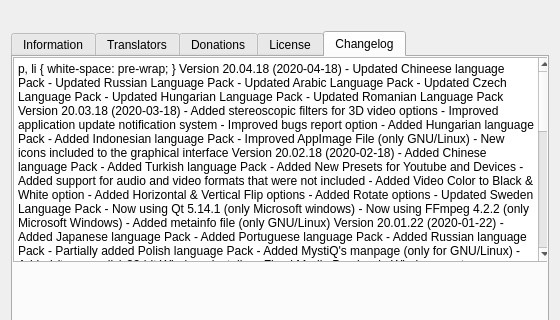
First picture: the form in ui/aboutdialog.ui, repository swl-x/MystiQ, before the edit; both pictures show x 0 to 560 and y 0 to 320 of the 560 by 470 pixel window.
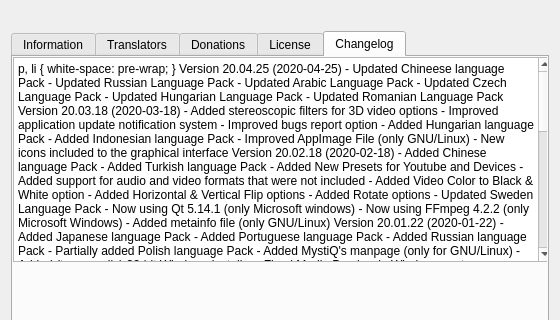
Second picture: the form after the edit. The open tabs and pages were chosen to show the change. Icons and pictures are not drawn.

What changed in the file:
```diff
--- a/ui/aboutdialog.ui
+++ b/ui/aboutdialog.ui
@@ -323,7 +323,7 @@
 &lt;html&gt;&lt;head&gt;&lt;meta name=&quot;qrichtext&quot; content=&quot;1&quot; /&gt;&lt;style type=&quot;text/css&quot;&gt;
 p, li { white-space: pre-wrap; }
 &lt;/style&gt;&lt;/head&gt;&lt;body style=&quot; font-family:'Fira Sans'; font-size:10pt; font-weight:400; font-style:normal;&quot;&gt;
-&lt;p style=&quot; margin-top:0px; margin-bottom:0px; margin-left:0px; margin-right:0px; -qt-block-indent:0; text-indent:0px;&quot;&gt;&lt;span style=&quot; font-weight:600;&quot;&gt;Version 20.04.18 (2020-04-18)&lt;/span&gt;&lt;/p&gt;
+&lt;p style=&quot; margin-top:0px; margin-bottom:0px; margin-left:0px; margin-right:0px; -qt-block-indent:0; text-indent:0px;&quot;&gt;&lt;span style=&quot; font-weight:600;&quot;&gt;Version 20.04.25 (2020-04-25)&lt;/span&gt;&lt;/p&gt;
 &lt;p style=&quot; margin-top:0px; margin-bottom:0px; margin-left:0px; margin-right:0px; -qt-block-indent:0; text-indent:0px;&quot;&gt; - Updated Chineese language Pack&lt;/p&gt;
 &lt;p style=&quot; margin-top:0px; margin-bottom:0px; margin-left:0px; margin-right:0px; -qt-block-indent:0; text-indent:0px;&quot;&gt; - Updated Russian Language Pack&lt;/p&gt;
 &lt;p style=&quot; margin-top:0px; margin-bottom:0px; margin-left:0px; margin-right:0px; -qt-block-indent:0; text-indent:0px;&quot;&gt; - Updated Arabic Language Pack&lt;/p&gt;
```
Left out of the diff: 2 changed lines with no effect on the pictures.
